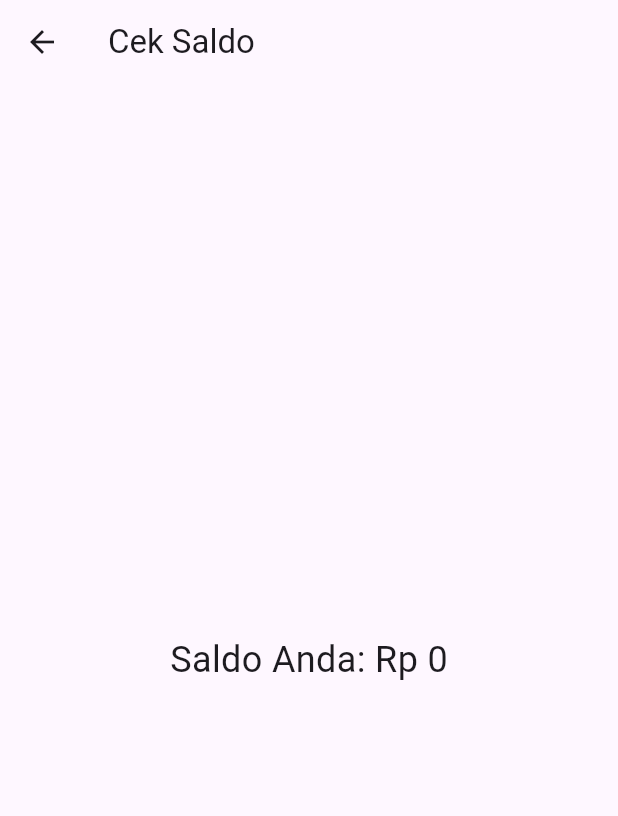
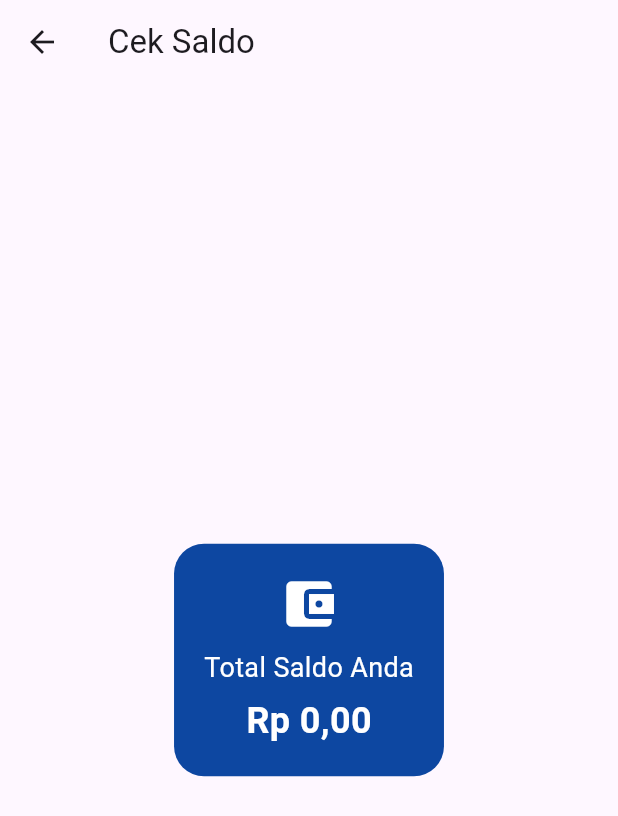
Before and after one commit to bungaputrisitumeang/ibundiksha, a Flutter app: the CekSaldoScreen screen opened directly with empty values, on a phone screen of 412 x 824 dp. Shown: the top 816 px of the screen. Run offline on Flutter 3.47's test engine with Material 3 defaults, Android fonts, the phone set to English and light mode, and no system bars.

Commit message:
memperbarui saldo screen, dan  logic login dengan username

```diff
--- a/lib/screen/cek_saldo_screen.dart
+++ b/lib/screen/cek_saldo_screen.dart
@@ -1,4 +1,5 @@
 import 'package:flutter/material.dart';
+import 'package:intl/intl.dart';
 
 class CekSaldoScreen extends StatelessWidget {
   final int saldo;
@@ -7,11 +8,46 @@ class CekSaldoScreen extends StatelessWidget {
 
   @override
   Widget build(BuildContext context) {
+    // Format saldo menjadi Rp x.xxx.xxx,00
+    final formattedSaldo = NumberFormat.currency(
+      locale: 'id_ID',
+      symbol: 'Rp ',
+      decimalDigits: 2,
+    ).format(saldo);
+
     return Scaffold(
       appBar: AppBar(title: const Text('Cek Saldo')),
       body: Center(
-        child: Text('Saldo Anda: Rp $saldo',
-            style: const TextStyle(fontSize: 24)),
+        child: Container(
+          padding: const EdgeInsets.all(20),
+          decoration: BoxDecoration(
+            color: Colors.blue[900],
+            borderRadius: BorderRadius.circular(20),
+          ),
+          child: Column(
+            mainAxisSize: MainAxisSize.min,
+            children: [
+              const Icon(Icons.account_balance_wallet, color: Colors.white, size: 40),
+              const SizedBox(height: 10),
+              const Text(
+                'Total Saldo Anda',
+                style: TextStyle(
+                  color: Colors.white,
+                  fontSize: 18,
+                ),
+              ),
+              const SizedBox(height: 5),
+              Text(
+                formattedSaldo,
+                style: const TextStyle(
+                  color: Colors.white,
+                  fontWeight: FontWeight.bold,
+                  fontSize: 24,
+                ),
+              ),
+            ],
+          ),
+        ),
       ),
     );
   }
--- a/lib/screen/login_screen.dart
+++ b/lib/screen/login_screen.dart
@@ -48,6 +48,9 @@ class _LoginScreenState extends State<LoginScreen> {
                             if (value == null || value.isEmpty) {
                               return 'Silahkan masukan username';
                             }
+                            if (value != 'Bunga Putri Situmeang') {
+                              return 'Username tidak terdaftar';
+                            }
                             return null;
                           },
                         ),
@@ -76,6 +79,9 @@ class _LoginScreenState extends State<LoginScreen> {
                             }
                             if (value.length < 8) {
                               return 'Password kurang dari 8 karakter';
+                            }
+                            if (value != '12345678') {
+                              return 'Password salah';
                             }
                             return null;
                           },
```
Also changed, not shown: lib/screen/home_screen.dart (+43 -26 lines), lib/screen/mutasi_screen.dart (added, +10 -0 lines), lib/screen/transfer_screen.dart (+17 -1 lines), lib/widget/pop_up_widget.dart (added, +42 -0 lines).
